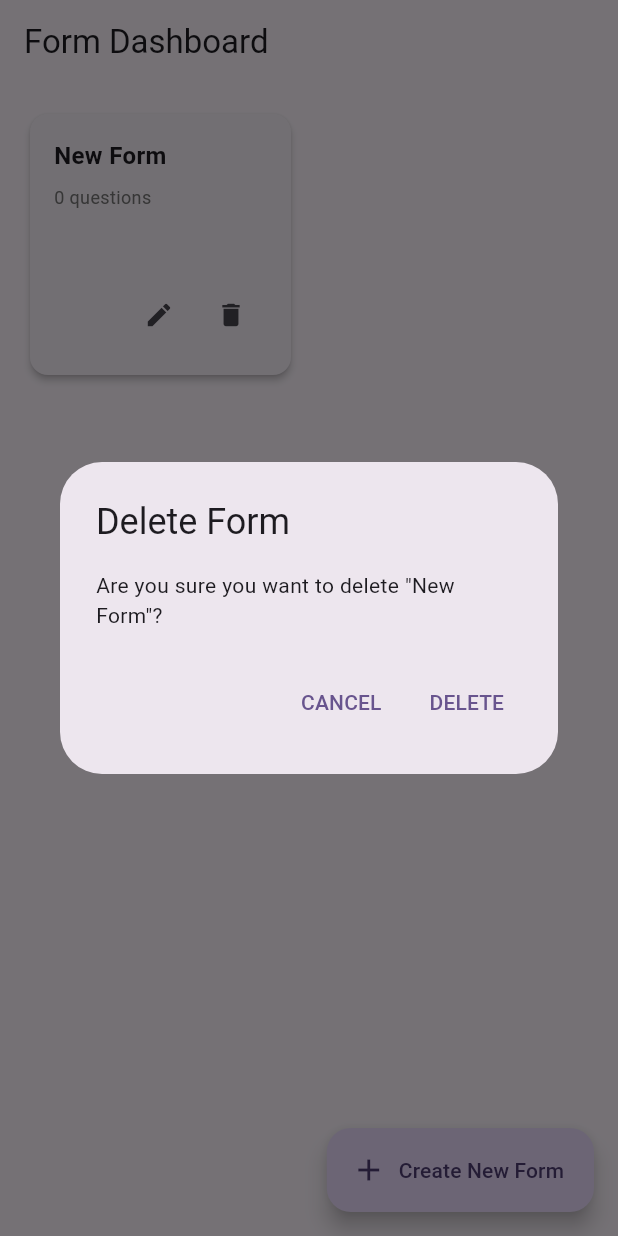
After one commit to si-huynh/flutter_form_builder, a Flutter app: the screen it shows after launch, after a tap on "Create New Form", after a tap on the "delete" icon, on a phone screen of 412 x 824 dp. The commit adds this screen. Run offline on Flutter 3.47's test engine with Material 3 defaults, Android fonts, the phone set to English and light mode, and no system bars; our stand-ins replace auto_route, flutter_bloc, freezed_annotation, gap, hydrated_bloc.

Commit message:
feat: add dashboard to manage forms

```diff
--- a/lib/blocs/form_editor_bloc/form_editor_event.dart
+++ b/lib/blocs/form_editor_bloc/form_editor_event.dart
@@ -2,8 +2,8 @@ part of 'form_editor_bloc.dart';
 
 @freezed
 class FormEditorEvent with _$FormEditorEvent {
-  const factory FormEditorEvent.create() = CreateFormEvent;
-  const factory FormEditorEvent.update(FormModel form) = UpdateFormEvent;
+  const factory FormEditorEvent.loadForm(FormModel form) = LoadFormEvent;
+  const factory FormEditorEvent.updateForm(FormModel form) = UpdateFormEvent;
   const factory FormEditorEvent.addQuestion(QuestionType type) =
       AddQuestionEvent;
   const factory FormEditorEvent.deleteQuestion(String questionId) =
@@ -13,7 +13,11 @@ class FormEditorEvent with _$FormEditorEvent {
   const factory FormEditorEvent.addOption(String questionId, String option) =
       AddOptionEvent;
   const factory FormEditorEvent.deleteOption(
-      String questionId, int optionIndex,) = DeleteOptionEvent;
+    String questionId,
+    int optionIndex,
+  ) = DeleteOptionEvent;
   const factory FormEditorEvent.toggleOtherOption(
-      String questionId, bool hasOther,) = ToggleOtherOptionEvent;
+    String questionId,
+    bool hasOther,
+  ) = ToggleOtherOptionEvent;
 }
--- /dev/null
+++ b/lib/blocs/forms/forms_bloc.dart
@@ -0,0 +1,76 @@
+import 'package:flutter/foundation.dart';
+import 'package:freezed_annotation/freezed_annotation.dart';
+import 'package:hydrated_bloc/hydrated_bloc.dart';
+
+import '../../models/form_model.dart';
+
+part 'forms_bloc.freezed.dart';
+part 'forms_bloc.g.dart';
+part 'forms_event.dart';
+part 'forms_state.dart';
+
+class FormsBloc extends HydratedBloc<FormsEvent, FormsState> {
+  FormsBloc() : super(const FormsState.initial()) {
+    on<FormsEventLoads>(_onLoadForms);
+    on<FormsEventAddForm>(_onAddForm);
+    on<FormsEventUpdateForm>(_onUpdateForm);
+    on<FormsEventDeleteForm>(_onDeleteForm);
+  }
+
+  void _onLoadForms(FormsEventLoads event, Emitter<FormsState> emit) {
+    // Nothing to do here
+  }
+
+  void _onAddForm(FormsEventAddForm event, Emitter<FormsState> emit) {
+    switch (state) {
+      case FormsStateLoaded(:final forms):
+        final updatedForms = [...forms, event.form];
+        emit(FormsState.loaded(forms: updatedForms));
+      case _:
+        emit(FormsState.loaded(forms: [event.form]));
+    }
+  }
+
+  void _onUpdateForm(FormsEventUpdateForm event, Emitter<FormsState> emit) {
+    switch (state) {
+      case FormsStateLoaded(:final forms):
+        final updatedForms = forms.map((form) {
+          return form.id == event.form.id ? event.form : form;
+        }).toList();
+        emit(FormsState.loaded(forms: updatedForms));
+      case _:
+        return;
+    }
+  }
+
+  void _onDeleteForm(FormsEventDeleteForm event, Emitter<FormsState> emit) {
+    switch (state) {
+      case FormsStateLoaded(:final forms):
+        final updatedForms =
+            forms.where((form) => form.id != event.formId).toList();
+        emit(FormsState.loaded(forms: updatedForms));
+      case _:
+        return;
+    }
+  }
+
+  @override
+  FormsState? fromJson(Map<String, dynamic> json) {
+    try {
+      return FormsState.fromJson(json);
+    } catch (e) {
+      debugPrint('Error deserializing FormsState: $e');
+      return const FormsState.initial();
+    }
+  }
+
+  @override
+  Map<String, dynamic>? toJson(FormsState state) {
+    try {
+      return state.toJson();
+    } catch (e) {
+      debugPrint('Error serializing FormsState: $e');
+      return null;
+    }
+  }
+}
--- /dev/null
+++ b/lib/blocs/forms/forms_event.dart
@@ -0,0 +1,9 @@
+part of 'forms_bloc.dart';
+
+@freezed
+sealed class FormsEvent with _$FormsEvent {
+  const factory FormsEvent.loadForms() = FormsEventLoads;
+  const factory FormsEvent.addForm(FormModel form) = FormsEventAddForm;
+  const factory FormsEvent.updateForm(FormModel form) = FormsEventUpdateForm;
+  const factory FormsEvent.deleteForm(String formId) = FormsEventDeleteForm;
+}
--- /dev/null
+++ b/lib/blocs/forms/forms_state.dart
@@ -0,0 +1,15 @@
+part of 'forms_bloc.dart';
+
+@freezed
+sealed class FormsState with _$FormsState {
+  const FormsState._();
+
+  const factory FormsState.initial() = FormsStateInitial;
+  const factory FormsState.loading() = FormsStateLoading;
+  const factory FormsState.loaded({required List<FormModel> forms}) =
+      FormsStateLoaded;
+  const factory FormsState.error(String message) = FormsStateError;
+
+  factory FormsState.fromJson(Map<String, dynamic> json) =>
+      _$FormsStateFromJson(json);
+}
--- a/lib/main.dart
+++ b/lib/main.dart
@@ -1,4 +1,6 @@
 import 'package:flutter/material.dart';
+import 'package:flutter_bloc/flutter_bloc.dart';
+import 'package:flutter_form_builder/blocs/forms/forms_bloc.dart';
 import 'package:hydrated_bloc/hydrated_bloc.dart';
 import 'package:path_provider/path_provider.dart';
 import 'router/app_router.dart';
@@ -20,13 +22,16 @@ class MyApp extends StatelessWidget {
 
   @override
   Widget build(BuildContext context) {
-    return MaterialApp.router(
-      title: 'Flutter Form Builder',
-      theme: ThemeData(
-        colorScheme: ColorScheme.fromSeed(seedColor: Colors.deepPurple),
-        useMaterial3: true,
+    return BlocProvider(
+      create: (context) => FormsBloc()..add(const FormsEvent.loadForms()),
+      child: MaterialApp.router(
+        title: 'Flutter Form Builder',
+        theme: ThemeData(
+          colorScheme: ColorScheme.fromSeed(seedColor: Colors.deepPurple),
+          useMaterial3: true,
+        ),
+        routerConfig: AppRouter().config(),
       ),
-      routerConfig: AppRouter().config(),
     );
   }
 }
--- a/lib/router/app_router.dart
+++ b/lib/router/app_router.dart
@@ -6,8 +6,9 @@ import 'app_router.gr.dart';
 class AppRouter extends RootStackRouter {
   @override
   List<AutoRoute> get routes => [
+        AutoRoute(path: '/', page: DashboardRoute.page, initial: true),
         AutoRoute(
-          path: '/',
+          path: '/home',
           page: HomeRoute.page,
           children: [
             AutoRoute(
--- /dev/null
+++ b/lib/screens/dashboard/dashboard_page.dart
@@ -0,0 +1,207 @@
+import 'package:auto_route/auto_route.dart';
+import 'package:flutter/material.dart';
+import 'package:flutter_bloc/flutter_bloc.dart';
+import 'package:flutter_form_builder/blocs/forms/forms_bloc.dart';
+import 'package:flutter_form_builder/models/form_model.dart';
+import 'package:gap/gap.dart';
+import 'package:uuid/uuid.dart';
+
+import '../../router/app_router.gr.dart';
+
+@RoutePage()
+class DashboardPage extends StatefulWidget {
+  const DashboardPage({super.key});
+
+  @override
+  State<DashboardPage> createState() => _DashboardPageState();
+}
+
+class _DashboardPageState extends State<DashboardPage> {
+  @override
+  void initState() {
+    super.initState();
+    // Load forms when the page initializes
+    WidgetsBinding.instance.addPostFrameCallback((_) {
+      context.read<FormsBloc>();
+    });
+  }
+
+  @override
+  Widget build(BuildContext context) {
+    return Scaffold(
+      appBar: AppBar(
+        title: const Text('Form Dashboard'),
+      ),
+      body: BlocBuilder<FormsBloc, FormsState>(
+        builder: (context, state) {
+          return switch (state) {
+            FormsStateInitial() =>
+              const Center(child: Text('Loading forms...')),
+            FormsStateLoading() =>
+              const Center(child: CircularProgressIndicator()),
+            FormsStateLoaded(:final forms) => _buildFormsGrid(context, forms),
+            FormsStateError(:final message) =>
+              Center(child: Text('Error: $message')),
+          };
+        },
+      ),
+      floatingActionButton: FloatingActionButton.extended(
+        heroTag: 'create_new_form',
+        tooltip: 'Create New Form',
+        onPressed: _createNewForm,
+        label: const Text('Create New Form'),
+        icon: const Icon(Icons.add),
+      ),
+    );
+  }
+
+  Widget _buildFormsGrid(BuildContext context, List<FormModel> forms) {
+    if (forms.isEmpty) {
+      return const Center(
+        child: Column(
+          mainAxisAlignment: MainAxisAlignment.center,
+          children: [
+            Icon(Icons.note_alt_outlined, size: 64, color: Colors.grey),
+            Gap(16),
+            Text(
+              'No forms yet',
+              style: TextStyle(fontSize: 18, fontWeight: FontWeight.bold),
+            ),
+            Gap(8),
+            Text(
+              'Tap the + button to create a new form',
+              style: TextStyle(color: Colors.grey),
+            ),
+          ],
+        ),
+      );
+    }
+
+    return GridView.builder(
+      padding: const EdgeInsets.all(16),
+      gridDelegate: const SliverGridDelegateWithFixedCrossAxisCount(
+        crossAxisCount: 2,
+        crossAxisSpacing: 16,
+        mainAxisSpacing: 16,
+      ),
+      itemCount: forms.length,
+      itemBuilder: (context, index) {
+        final form = forms[index];
+        return _buildFormCard(context, form);
+      },
+    );
+  }
+
+  Widget _buildFormCard(BuildContext context, FormModel form) {
+    return GestureDetector(
+      onTap: () => _openForm(form),
+      child: Card(
+        elevation: 2,
+        child: Padding(
+          padding: const EdgeInsets.all(16),
+          child: Column(
+            crossAxisAlignment: CrossAxisAlignment.start,
+            children: [
+              Expanded(
+                child: Column(
+                  crossAxisAlignment: CrossAxisAlignment.start,
+                  children: [
+                    Text(
+                      form.title.isNotEmpty ? form.title : 'Untitled Form',
+                      style: const TextStyle(
+                        fontSize: 16,
+                        fontWeight: FontWeight.bold,
+                      ),
+                      maxLines: 2,
+                      overflow: TextOverflow.ellipsis,
+                    ),
+                    if (form.description.isNotEmpty) ...[
+                      const Gap(8),
+                      Text(
+                        form.description,
+                        style: const TextStyle(
+                          fontSize: 14,
+                          color: Colors.grey,
+                        ),
+                        maxLines: 3,
+                        overflow: TextOverflow.ellipsis,
+                      ),
+                    ],
+                    const Gap(8),
+                    Text(
+                      '${form.questions.length} questions',
+                      style: TextStyle(
+                        fontSize: 12,
+                        color: Colors.grey[600],
+                      ),
+                    ),
+                  ],
+                ),
+              ),
+              Row(
+                mainAxisAlignment: MainAxisAlignment.end,
+                children: [
+                  IconButton(
+                    icon: const Icon(Icons.edit, size: 20),
+                    onPressed: () => _openForm(form),
+                    tooltip: 'Edit',
+                  ),
+                  IconButton(
+                    icon: const Icon(Icons.delete, size: 20),
+                    onPressed: () => _deleteForm(form),
+                    tooltip: 'Delete',
+                  ),
+                ],
+              ),
+            ],
+          ),
+        ),
+      ),
+    );
+  }
+
+  void _createNewForm() {
+    // Create a new form with a unique ID
+    final newForm = FormModel(
+      id: const Uuid().v4(),
+      title: 'New Form',
+    );
+
+    // Add the form to the state
+    context.read<FormsBloc>().add(FormsEvent.addForm(newForm));
+
+    // Navigate to the form editor and load the form
+    context.router.push(HomeRoute(formId: newForm.id));
+  }
+
+  void _openForm(FormModel form) {
+    // Navigate to preview page
+    context.router.push(HomeRoute(formId: form.id));
+  }
+
+  void _deleteForm(FormModel form) {
+    // Show confirmation dialog
+    showDialog(
+      context: context,
+      builder: (context) => AlertDialog(
+        title: const Text('Delete Form'),
+        content: Text(
+          'Are you sure you want to delete "${form.title.isNotEmpty ? form.title : 'Untitled Form'}"?',
+        ),
+        actions: [
+          TextButton(
+            onPressed: () => Navigator.of(context).pop(),
+            child: const Text('CANCEL'),
+          ),
+          TextButton(
+            onPressed: () {
+              Navigator.of(context).pop();
+              context.read<FormsBloc>().add(FormsEvent.deleteForm(form.id));
+            },
+            child: const Text('DELETE'),
+          ),
+        ],
+      ),
+    );
+  }
+}
--- a/lib/screens/form_builder/form_builder_page.dart
+++ b/lib/screens/form_builder/form_builder_page.dart
@@ -3,6 +3,7 @@ import 'dart:async';
 import 'package:auto_route/auto_route.dart';
 import 'package:flutter/material.dart' hide FormState;
 import 'package:flutter_bloc/flutter_bloc.dart';
+import 'package:flutter_form_builder/blocs/forms/forms_bloc.dart';
 import 'package:gap/gap.dart';
 
 import '../../blocs/form_editor_bloc/form_editor_bloc.dart';
@@ -12,27 +13,30 @@ import '../../widgets/debounced_text_field.dart';
 import '../../widgets/question_card.dart';
 
 @RoutePage()
-class FormBuilderPage extends StatelessWidget {
-  const FormBuilderPage({super.key});
+class FormBuilderPage extends StatefulWidget {
+  const FormBuilderPage({super.key, required this.formId});
+
+  final String formId;
 
   @override
-  Widget build(BuildContext context) {
-    return const FormBuilderView();
-  }
+  State<FormBuilderPage> createState() => _FormBuilderPageState();
 }
 
-class FormBuilderView extends StatefulWidget {
-  const FormBuilderView({super.key});
-
-  @override
-  State<FormBuilderView> createState() => _FormBuilderViewState();
-}
-
-class _FormBuilderViewState extends State<FormBuilderView> {
+class _FormBuilderPageState extends State<FormBuilderPage> {
   Timer? _titleDebounce;
   Timer? _descriptionDebounce;
   final _titleController = TextEditingController();
   final _descriptionController = TextEditingController();
+
+  @override
+  void initState() {
+    final formId = context.read<FormsBloc>().state;
+    if (formId case FormsStateLoaded(:final forms)) {
+      final form = forms.firstWhere((form) => form.id == widget.formId);
+      context.read<FormEditorBloc>().add(LoadFormEvent(form));
+    }
+    super.initState();
+  }
 
   @override
   void dispose() {
@@ -49,7 +53,12 @@ class _FormBuilderViewState extends State<FormBuilderView> {
       appBar: AppBar(
         title: const Text('Create Form'),
       ),
-      body: BlocBuilder<FormEditorBloc, FormEditorState>(
+      body: BlocConsumer<FormEditorBloc, FormEditorState>(
+        listener: (context, state) {
+          if (state case FormEditorStateLoaded(:final form)) {
+            context.read<FormsBloc>().add(FormsEvent.updateForm(form));
+          }
+        },
         builder: (context, state) {
           return switch (state) {
             FormEditorStateInitial() =>
@@ -62,9 +71,10 @@ class _FormBuilderViewState extends State<FormBuilderView> {
           };
         },
       ),
-      floatingActionButton: FloatingActionButton(
+      floatingActionButton: FloatingActionButton.extended(
+        heroTag: 'add_question',
         onPressed: () => _showAddQuestionDialog(context),
-        child: const Icon(Icons.add),
+        label: const Icon(Icons.add),
       ),
     );
   }
@@ -232,10 +242,6 @@ class _FormBuilderViewState extends State<FormBuilderView> {
             ListTile(
               title: const Text('Multiple Choice'),
               onTap: () {
-                final state = context.read<FormEditorBloc>().state;
-                if (state case FormEditorStateInitial()) {
-                  context.read<FormEditorBloc>().add(const CreateFormEvent());
-                }
                 context.read<FormEditorBloc>().add(
                       const AddQuestionEvent(QuestionType.multipleChoice()),
                     );
@@ -245,10 +251,6 @@ class _FormBuilderViewState extends State<FormBuilderView> {
             ListTile(
               title: const Text('Paragraph'),
               onTap: () {
-                final state = context.read<FormEditorBloc>().state;
-                if (state case FormEditorStateInitial()) {
-                  context.read<FormEditorBloc>().add(const CreateFormEvent());
-                }
                 context.read<FormEditorBloc>().add(
                       const AddQuestionEvent(QuestionType.paragraph()),
                     );
--- a/lib/screens/home/home_page.dart
+++ b/lib/screens/home/home_page.dart
@@ -8,7 +8,10 @@ import '../../router/app_router.gr.dart';
 
 @RoutePage()
 class HomePage extends StatelessWidget {
-  const HomePage({super.key});
+  const HomePage({super.key, required this.formId});
+
+  @PathParam()
+  final String formId;
 
   @override
   Widget build(BuildContext context) {
@@ -19,10 +22,10 @@ class HomePage extends StatelessWidget {
         BlocProvider(create: (context) => ResponsesBloc()),
       ],
       child: AutoTabsScaffold(
-        routes: const [
-          FormBuilderRoute(),
-          PreviewRoute(),
-          ResponsesRoute(),
+        routes: [
+          FormBuilderRoute(formId: formId),
+          PreviewRoute(formId: formId),
+          ResponsesRoute(formId: formId),
         ],
         lazyLoad: false,
         bottomNavigationBuilder: (_, tabsRouter) {
--- a/lib/screens/preview/preview_page.dart
+++ b/lib/screens/preview/preview_page.dart
@@ -2,6 +2,7 @@ import 'package:auto_route/auto_route.dart';
 import 'package:flutter/material.dart';
 import 'package:flutter_bloc/flutter_bloc.dart';
 import 'package:flutter_form_builder/blocs/form_editor_bloc/form_editor_bloc.dart';
+import 'package:flutter_form_builder/blocs/forms/forms_bloc.dart';
 import 'package:flutter_form_builder/models/form_model.dart';
 import 'package:gap/gap.dart';
 import 'package:uuid/uuid.dart';
@@ -14,7 +15,9 @@ import '../../widgets/preview_question_card.dart';
 
 @RoutePage()
 class PreviewPage extends StatefulWidget {
-  const PreviewPage({super.key});
+  const PreviewPage({super.key, required this.formId});
+
+  final String formId;
 
   @override
   State<PreviewPage> createState() => _PreviewPageState();
@@ -31,9 +34,10 @@ class _PreviewPageState extends State<PreviewPage> {
   }
 
   void _loadFormIfAvailable() {
-    final formState = context.read<FormEditorBloc>().state;
-    if (formState case FormEditorStateLoaded(:final form)) {
-      context.read<PreviewBloc>().add(LoadFormEvent(form));
+    final formState = context.read<FormsBloc>().state;
+    if (formState case FormsStateLoaded(:final forms)) {
+      final form = forms.firstWhere((form) => form.id == widget.formId);
+      context.read<PreviewBloc>().add(PreviewEventLoadForm(form));
     }
   }
 
@@ -42,7 +46,7 @@ class _PreviewPageState extends State<PreviewPage> {
     return BlocConsumer<FormEditorBloc, FormEditorState>(
       listener: (context, state) {
         if (state case FormEditorStateLoaded(:final form)) {
-          context.read<PreviewBloc>().add(LoadFormEvent(form));
+          context.read<PreviewBloc>().add(PreviewEventLoadForm(form));
         }
       },
       builder: (context, state) {
@@ -112,7 +116,7 @@ class _PreviewPageState extends State<PreviewPage> {
             error: errors[question.id],
             onAnswerChanged: (value) {
               context.read<PreviewBloc>().add(
-                    UpdateAnswerEvent(question.id, value),
+                    PreviewEventUpdateAnswer(question.id, value),
                   );
             },
           ),
@@ -124,11 +128,12 @@ class _PreviewPageState extends State<PreviewPage> {
 
   FloatingActionButton _buildSubmitButton(BuildContext context) {
     return FloatingActionButton.extended(
+      heroTag: 'submit_form',
       icon: const Icon(Icons.send),
       label: const Text('Submit'),
       onPressed: () {
         // Validate the form
-        context.read<PreviewBloc>().add(const ValidateFormEvent());
+        context.read<PreviewBloc>().add(const PreviewEventValidateForm());
 
         // Get the updated state after validation
         Future.delayed(Duration.zero, () {
@@ -152,7 +157,7 @@ class _PreviewPageState extends State<PreviewPage> {
               context.read<ResponsesBloc>().add(
                     AddResponseEvent(response, form),
                   );
-              context.router.navigate(const ResponsesRoute());
+              context.router.navigate(ResponsesRoute(formId: form.id));
             } else {
               // Show error message
               ScaffoldMessenger.of(context).showSnackBar(
```
Also changed, not shown: lib/blocs/form_editor_bloc/form_editor_bloc.dart (+13 -21 lines), lib/blocs/preview/preview_bloc.dart (+15 -8 lines), lib/blocs/preview/preview_event.dart (+4 -4 lines), lib/screens/responses/responses_page.dart (+31 -2 lines), lib/blocs/form_editor_bloc/form_editor_bloc.freezed.dart, lib/blocs/forms/forms_bloc.freezed.dart (added), lib/blocs/forms/forms_bloc.g.dart (added), lib/blocs/preview/preview_bloc.freezed.dart, lib/models/form_model.g.dart, lib/router/app_router.gr.dart, 2 other files.
